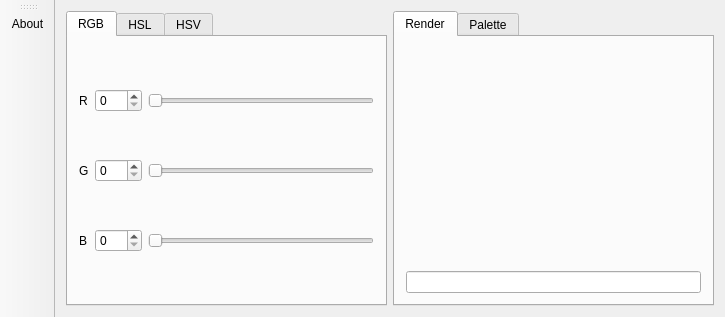
Huluti/Coulr, file mainwindow.ui: the form before one commit.
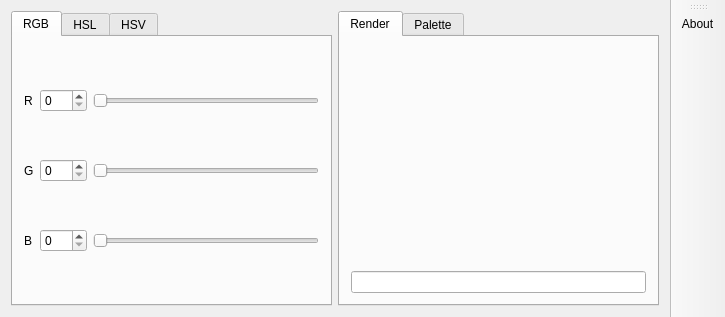
The form after the commit. Icons and pictures are not drawn.

Diff of the .ui file:
```diff
--- a/mainwindow.ui
+++ b/mainwindow.ui
@@ -345,7 +345,7 @@
     <set>Qt::AllToolBarAreas</set>
    </property>
    <attribute name="toolBarArea">
-    <enum>LeftToolBarArea</enum>
+    <enum>RightToolBarArea</enum>
    </attribute>
    <attribute name="toolBarBreak">
     <bool>false</bool>
```
Left out of the diff: 5 changed lines with no effect on the pictures.
